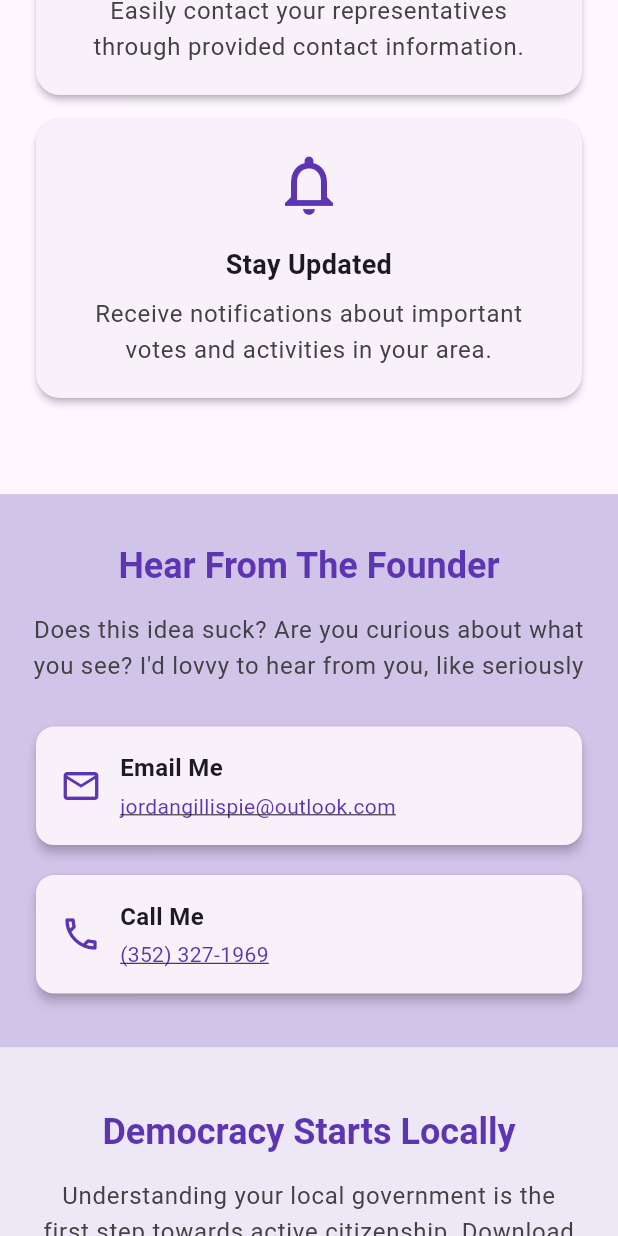
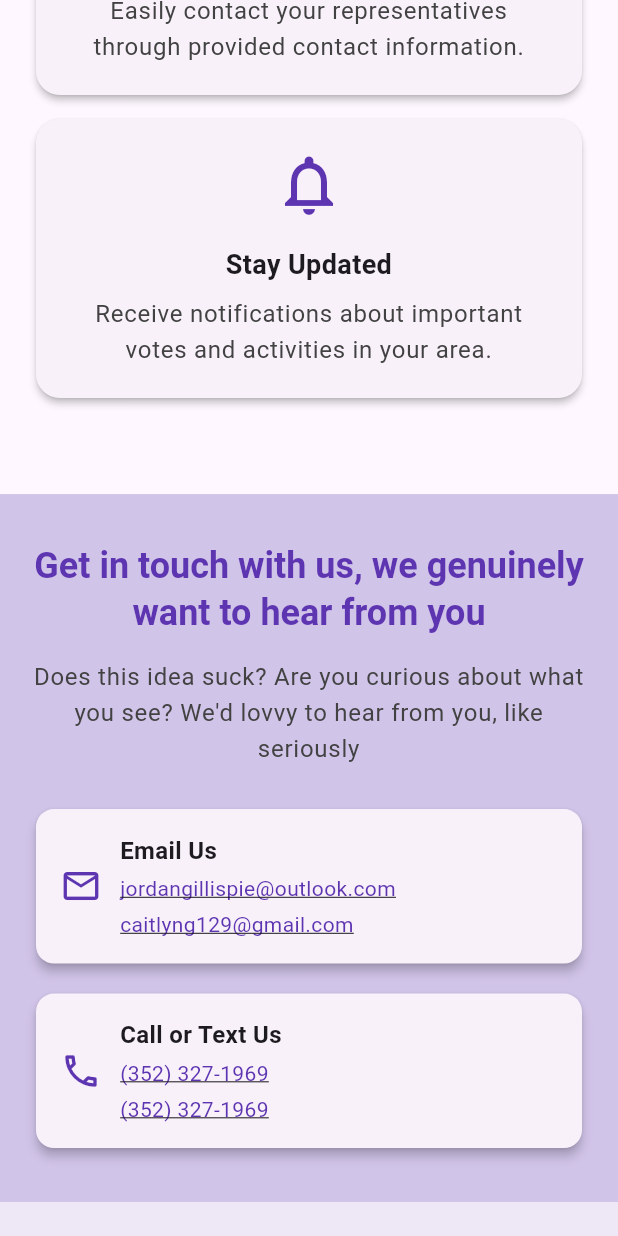
Before and after one commit to jwgillispie/govvy, a Flutter app: the screen it shows after launch, scrolled down 1728 dp, on a phone screen of 412 x 824 dp. Run offline on Flutter 3.47's test engine with Material 3 defaults, Android fonts, the phone set to English and light mode, and no system bars; our stand-ins replace cloud_firestore, firebase_auth, firebase_core; accounts and stored records are empty; generated files the repository leaves out were written again.

Commit message:
adding gibbys info

```diff
--- a/lib/screens/landing/landing_page.dart
+++ b/lib/screens/landing/landing_page.dart
@@ -71,8 +71,7 @@ class _LandingPageState extends State<LandingPage> {
             _buildResponsiveAppBar(context, authService, isMobile),
 
             // Expanded Mobile Menu (when open)
-            if (isMobile && _isMenuOpen)
-              _buildMobileMenu(context, authService),
+            if (isMobile && _isMenuOpen) _buildMobileMenu(context, authService),
 
             // Hero Section
             _buildHeroSection(context, screenSize, isMobile, authService),
@@ -94,7 +93,8 @@ class _LandingPageState extends State<LandingPage> {
     );
   }
 
-  Widget _buildResponsiveAppBar(BuildContext context, AuthService authService, bool isMobile) {
+  Widget _buildResponsiveAppBar(
+      BuildContext context, AuthService authService, bool isMobile) {
     return Container(
       color: Theme.of(context).colorScheme.primary,
       padding: const EdgeInsets.symmetric(horizontal: 24, vertical: 16),
@@ -234,7 +234,8 @@ class _LandingPageState extends State<LandingPage> {
     );
   }
 
-  Widget _buildHeroSection(BuildContext context, Size screenSize, bool isMobile, AuthService authService) {
+  Widget _buildHeroSection(BuildContext context, Size screenSize, bool isMobile,
+      AuthService authService) {
     return Container(
       constraints: BoxConstraints(
         minHeight: isMobile ? screenSize.height * 0.6 : screenSize.height * 0.7,
@@ -274,7 +275,8 @@ class _LandingPageState extends State<LandingPage> {
     );
   }
 
-  Widget _buildMobileHeroContent(BuildContext context, AuthService authService) {
+  Widget _buildMobileHeroContent(
+      BuildContext context, AuthService authService) {
     return Column(
       mainAxisAlignment: MainAxisAlignment.center,
       crossAxisAlignment: CrossAxisAlignment.stretch,
@@ -349,7 +351,8 @@ class _LandingPageState extends State<LandingPage> {
     );
   }
 
-  Widget _buildDesktopHeroContent(BuildContext context, AuthService authService) {
+  Widget _buildDesktopHeroContent(
+      BuildContext context, AuthService authService) {
     return Column(
       mainAxisAlignment: MainAxisAlignment.center,
       crossAxisAlignment: CrossAxisAlignment.center,
@@ -359,7 +362,7 @@ class _LandingPageState extends State<LandingPage> {
           crossAxisAlignment: CrossAxisAlignment.center,
           children: [
             Text(
-              'Know Your Local Government',
+              'Get inside the minds of your local reps',
               style: Theme.of(context).textTheme.headlineLarge?.copyWith(
                     color: Colors.white,
                     fontSize: 42,
@@ -370,7 +373,7 @@ class _LandingPageState extends State<LandingPage> {
             SizedBox(
               width: 700,
               child: Text(
-                'Undeniable clarity into the actions and responsibilities of your local politicians.',
+                'Undeniable, unbiased visibility into the actions and responsibilities of your local representatives.',
                 style: Theme.of(context).textTheme.bodyLarge?.copyWith(
                       color: Colors.white,
                       fontSize: 18,
@@ -384,7 +387,8 @@ class _LandingPageState extends State<LandingPage> {
               style: ElevatedButton.styleFrom(
                 backgroundColor: Colors.white,
                 foregroundColor: Theme.of(context).colorScheme.primary,
-                padding: const EdgeInsets.symmetric(horizontal: 32, vertical: 16),
+                padding:
+                    const EdgeInsets.symmetric(horizontal: 32, vertical: 16),
               ),
               child: const Text('Join The Movement'),
             ),
@@ -634,14 +638,12 @@ class _LandingPageState extends State<LandingPage> {
   Widget _buildFounderContactSection(BuildContext context, bool isMobile) {
     return Container(
       padding: EdgeInsets.symmetric(
-        vertical: isMobile ? 32 : 40,
-        horizontal: isMobile ? 20 : 32
-      ),
+          vertical: isMobile ? 32 : 40, horizontal: isMobile ? 20 : 32),
       color: const Color(0xFFD1C4E9), // Deep Purple 100
       child: Column(
         children: [
           Text(
-            'Hear From The Founder',
+            'Get in touch with us, we genuinely want to hear from you',
             style: Theme.of(context).textTheme.headlineMedium,
             textAlign: TextAlign.center,
           ),
@@ -649,7 +651,7 @@ class _LandingPageState extends State<LandingPage> {
           SizedBox(
             width: isMobile ? double.infinity : 600,
             child: Text(
-              'Does this idea suck? Are you curious about what you see? I\'d lovvy to hear from you, like seriously',
+              'Does this idea suck? Are you curious about what you see? We\'d lovvy to hear from you, like seriously',
               style: Theme.of(context).textTheme.bodyLarge,
               textAlign: TextAlign.center,
             ),
@@ -678,7 +680,7 @@ class _LandingPageState extends State<LandingPage> {
                                 crossAxisAlignment: CrossAxisAlignment.start,
                                 children: [
                                   const Text(
-                                    'Email Me',
+                                    'Email Us',
                                     style: TextStyle(
                                       fontWeight: FontWeight.bold,
                                       fontSize: 16,
@@ -690,7 +692,22 @@ class _LandingPageState extends State<LandingPage> {
                                     child: Text(
                                       'jordangillispie@outlook.com',
                                       style: TextStyle(
-                                        color: Theme.of(context).colorScheme.primary,
+                                        color: Theme.of(context)
+                                            .colorScheme
+                                            .primary,
+                                        decoration: TextDecoration.underline,
+                                      ),
+                                    ),
+                                  ),
+                                  const SizedBox(height: 4),
+                                  InkWell(
+                                    onTap: _launchEmail,
+                                    child: Text(
+                                      'caitlyng129@gmail.com',
+                                      style: TextStyle(
+                                        color: Theme.of(context)
+                                            .colorScheme
+                                            .primary,
                                         decoration: TextDecoration.underline,
                                       ),
                                     ),
@@ -723,7 +740,7 @@ class _LandingPageState extends State<LandingPage> {
                                 crossAxisAlignment: CrossAxisAlignment.start,
                                 children: [
                                   const Text(
-                                    'Call Me',
+                                    'Call or Text Us',
                                     style: TextStyle(
                                       fontWeight: FontWeight.bold,
                                       fontSize: 16,
@@ -735,7 +752,22 @@ class _LandingPageState extends State<LandingPage> {
                                     child: Text(
                                       '(352) 327-1969',
                                       style: TextStyle(
-                                        color: Theme.of(context).colorScheme.primary,
+                                        color: Theme.of(context)
+                                            .colorScheme
+                                            .primary,
+                                        decoration: TextDecoration.underline,
+                                      ),
+                                    ),
+                                  ),
+                                  const SizedBox(height: 4),
+                                  InkWell(
+                                    onTap: _launchCall,
+                                    child: Text(
+                                      '(352) 327-1969',
+                                      style: TextStyle(
+                                        color: Theme.of(context)
+                                            .colorScheme
+                                            .primary,
                                         decoration: TextDecoration.underline,
                                       ),
                                     ),
@@ -783,7 +815,8 @@ class _LandingPageState extends State<LandingPage> {
                                   child: Text(
                                     'jordangillispie@outlook.com',
                                     style: TextStyle(
-                                      color: Theme.of(context).colorScheme.primary,
+                                      color:
+                                          Theme.of(context).colorScheme.primary,
                                       decoration: TextDecoration.underline,
                                     ),
                                   ),
@@ -826,7 +859,8 @@ class _LandingPageState extends State<LandingPage> {
                                   child: Text(
                                     '(352) 327-1969',
                                     style: TextStyle(
-                                      color: Theme.of(context).colorScheme.primary,
+                                      color:
+                                          Theme.of(context).colorScheme.primary,
                                       decoration: TextDecoration.underline,
                                     ),
                                   ),
@@ -847,9 +881,7 @@ class _LandingPageState extends State<LandingPage> {
   Widget _buildCallToAction(BuildContext context, bool isMobile) {
     return Container(
       padding: EdgeInsets.symmetric(
-        vertical: isMobile ? 40 : 64,
-        horizontal: isMobile ? 24 : 32
-      ),
+          vertical: isMobile ? 40 : 64, horizontal: isMobile ? 24 : 32),
       color: const Color(0xFFEDE7F6), // Deep Purple 50
       child: Column(
         children: [
@@ -870,9 +902,7 @@ class _LandingPageState extends State<LandingPage> {
           const SizedBox(height: 32),
           Container(
             padding: EdgeInsets.symmetric(
-              vertical: 16,
-              horizontal: isMobile ? 24 : 32
-            ),
+                vertical: 16, horizontal: isMobile ? 24 : 32),
             decoration: BoxDecoration(
               color: Colors.white,
               borderRadius: BorderRadius.circular(12),
```
